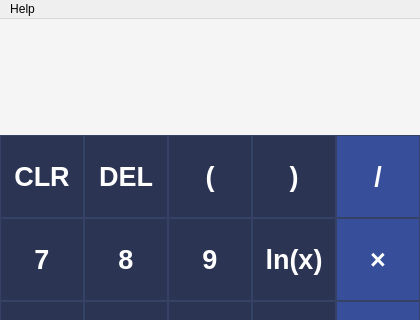
This is src/mainwindow.ui in mstrlc/candycalc as Qt 5 draws it before an edit; both pictures show x 0 to 420 and y 0 to 320 of the 420 by 550 pixel window. The edited form follows.
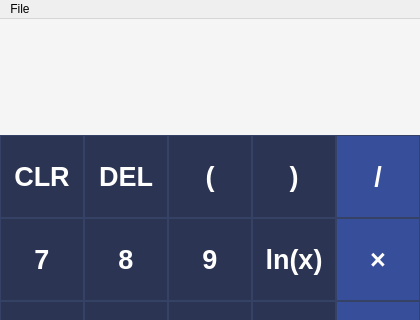
This is the edited form. Icons and pictures are not drawn.

Commit message: update menu bar to only have quit item

```diff
--- a/src/mainwindow.ui
+++ b/src/mainwindow.ui
@@ -1070,16 +1070,16 @@
      <x>0</x>
      <y>0</y>
      <width>420</width>
-     <height>22</height>
+     <height>24</height>
     </rect>
    </property>
-   <widget class="QMenu" name="menuHelp">
+   <widget class="QMenu" name="menuFile">
     <property name="title">
-     <string>Help</string>
+     <string>File</string>
     </property>
     <addaction name="actionOpen_user_guide"/>
    </widget>
-   <addaction name="menuHelp"/>
+   <addaction name="menuFile"/>
   </widget>
   <action name="actionOpen_user_guide">
    <property name="text">
```
Left out of the diff: 21 changed lines with no effect on the pictures. The commit also changes 2 other files.
